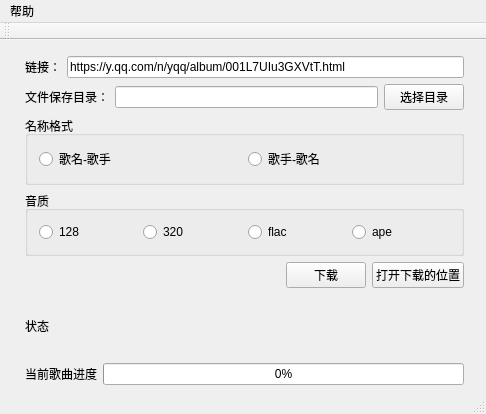
First picture: the form in qqmusic.ui, repository z52c/MusicDownloader, before the edit.
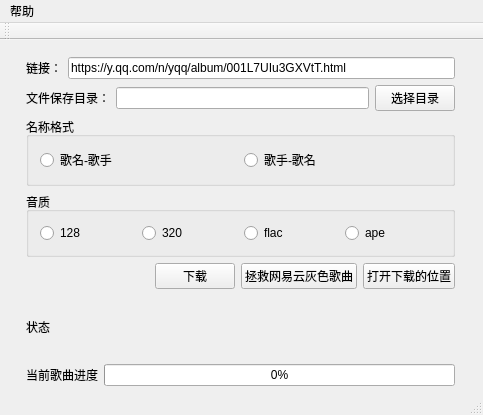
Second picture: the form after the edit.

```diff
--- a/qqmusic.ui
+++ b/qqmusic.ui
@@ -9,8 +9,8 @@
    <rect>
     <x>0</x>
     <y>0</y>
-    <width>486</width>
-    <height>414</height>
+    <width>483</width>
+    <height>415</height>
    </rect>
   </property>
   <property name="windowTitle">
@@ -20,9 +20,9 @@
    <widget class="QWidget" name="">
     <property name="geometry">
      <rect>
-      <x>14</x>
-      <y>5</y>
-      <width>461</width>
+      <x>15</x>
+      <y>6</y>
+      <width>451</width>
       <height>351</height>
      </rect>
     </property>
@@ -152,6 +152,13 @@
          </property>
         </widget>
        </item>
+       <item>
+        <widget class="QPushButton" name="pushButtonGray">
+         <property name="text">
+          <string>拯救网易云灰色歌曲</string>
+         </property>
+        </widget>
+       </item>
        <item>
         <widget class="QPushButton" name="pushButton">
          <property name="text">
@@ -205,7 +212,7 @@
     <rect>
      <x>0</x>
      <y>0</y>
-     <width>486</width>
+     <width>483</width>
      <height>23</height>
     </rect>
    </property>
```
